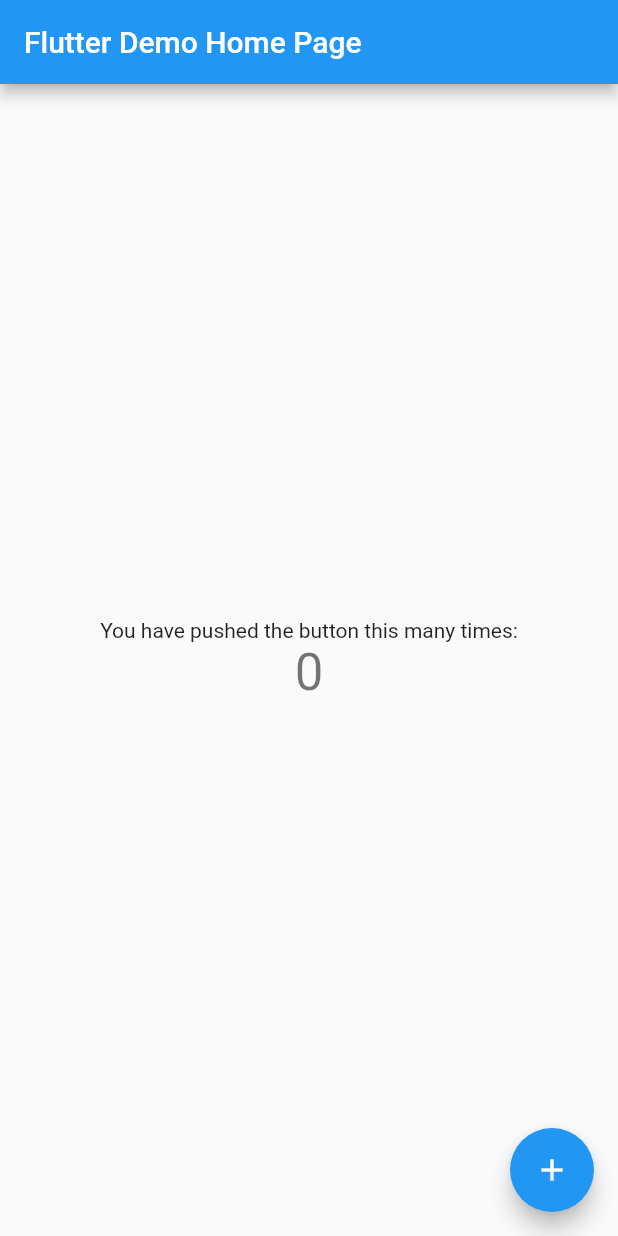
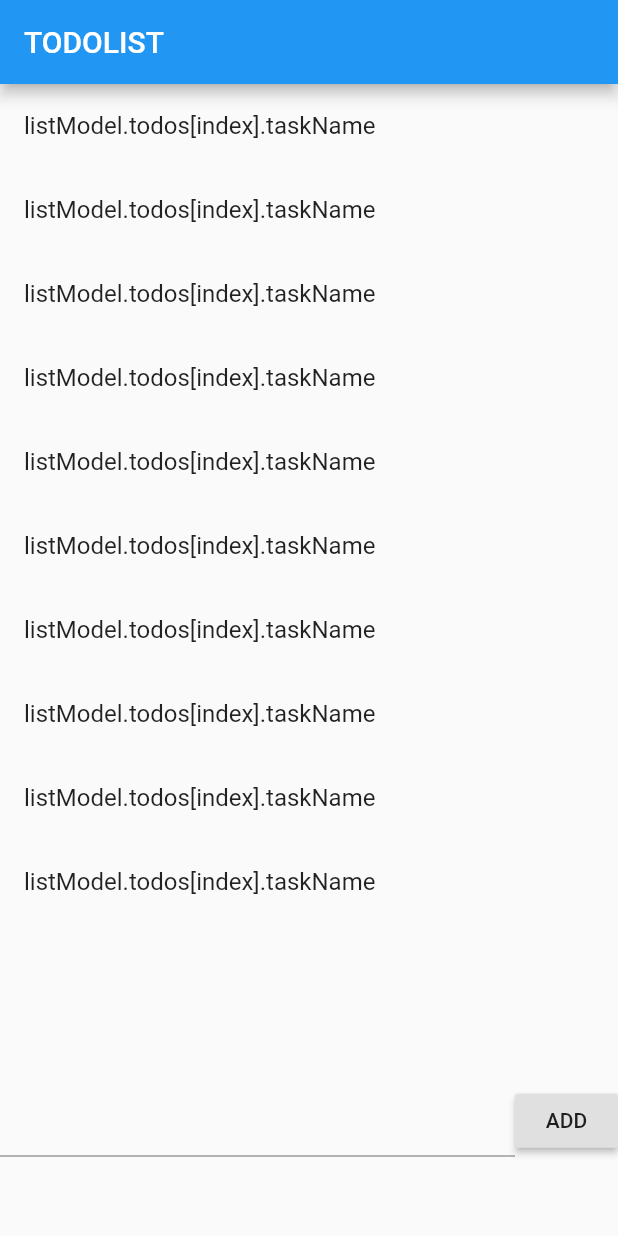
Before and after one commit to charlesarchibong/todo_list_contract, a Flutter app: the screen it shows after launch, on a phone screen of 412 x 824 dp. Run offline on Flutter 3.47's test engine with Material 2 defaults, Android fonts, the phone set to English and light mode, and no system bars.

Commit message:
setup tuffle and designed a simple flutter app to teest contract

```diff
--- a/lib/main.dart
+++ b/lib/main.dart
@@ -1,4 +1,5 @@
 import 'package:flutter/material.dart';
+import 'package:todolist/todo_list.dart';
 
 void main() {
   runApp(const MyApp());
@@ -7,109 +8,11 @@ void main() {
 class MyApp extends StatelessWidget {
   const MyApp({Key? key}) : super(key: key);
 
-  // This widget is the root of your application.
   @override
   Widget build(BuildContext context) {
     return MaterialApp(
       title: 'Flutter Demo',
-      theme: ThemeData(
-        // This is the theme of your application.
-        //
-        // Try running your application with "flutter run". You'll see the
-        // application has a blue toolbar. Then, without quitting the app, try
-        // changing the primarySwatch below to Colors.green and then invoke
-        // "hot reload" (press "r" in the console where you ran "flutter run",
-        // or simply save your changes to "hot reload" in a Flutter IDE).
-        // Notice that the counter didn't reset back to zero; the application
-        // is not restarted.
-        primarySwatch: Colors.blue,
-      ),
-      home: const MyHomePage(title: 'Flutter Demo Home Page'),
+      home: TodoList(),
     );
   }
 }
-
-class MyHomePage extends StatefulWidget {
-  const MyHomePage({Key? key, required this.title}) : super(key: key);
-
-  // This widget is the home page of your application. It is stateful, meaning
-  // that it has a State object (defined below) that contains fields that affect
-  // how it looks.
-
-  // This class is the configuration for the state. It holds the values (in this
-  // case the title) provided by the parent (in this case the App widget) and
-  // used by the build method of the State. Fields in a Widget subclass are
-  // always marked "final".
-
-  final String title;
-
-  @override
-  State<MyHomePage> createState() => _MyHomePageState();
-}
-
-class _MyHomePageState extends State<MyHomePage> {
-  int _counter = 0;
-
-  void _incrementCounter() {
-    setState(() {
-      // This call to setState tells the Flutter framework that something has
-      // changed in this State, which causes it to rerun the build method below
-      // so that the display can reflect the updated values. If we changed
-      // _counter without calling setState(), then the build method would not be
-      // called again, and so nothing would appear to happen.
-      _counter++;
-    });
-  }
-
-  @override
-  Widget build(BuildContext context) {
-    // This method is rerun every time setState is called, for instance as done
-    // by the _incrementCounter method above.
-    //
-    // The Flutter framework has been optimized to make rerunning build methods
-    // fast, so that you can just rebuild anything that needs updating rather
-    // than having to individually change instances of widgets.
-    return Scaffold(
-      appBar: AppBar(
-        // Here we take the value from the MyHomePage object that was created by
-        // the App.build method, and use it to set our appbar title.
-        title: Text(widget.title),
-      ),
-      body: Center(
-        // Center is a layout widget. It takes a single child and positions it
-        // in the middle of the parent.
-        child: Column(
-          // Column is also a layout widget. It takes a list of children and
-          // arranges them vertically. By default, it sizes itself to fit its
-          // children horizontally, and tries to be as tall as its parent.
-          //
-          // Invoke "debug painting" (press "p" in the console, choose the
-          // "Toggle Debug Paint" action from the Flutter Inspector in Android
-          // Studio, or the "Toggle Debug Paint" command in Visual Studio Code)
-          // to see the wireframe for each widget.
-          //
-          // Column has various properties to control how it sizes itself and
-          // how it positions its children. Here we use mainAxisAlignment to
-          // center the children vertically; the main axis here is the vertical
-          // axis because Columns are vertical (the cross axis would be
-          // horizontal).
-          mainAxisAlignment: MainAxisAlignment.center,
-          children: <Widget>[
-            const Text(
-              'You have pushed the button this many times:',
-            ),
-            Text(
-              '$_counter',
-              style: Theme.of(context).textTheme.headline4,
-            ),
-          ],
-        ),
-      ),
-      floatingActionButton: FloatingActionButton(
-        onPressed: _incrementCounter,
-        tooltip: 'Increment',
-        child: const Icon(Icons.add),
-      ), // This trailing comma makes auto-formatting nicer for build methods.
-    );
-  }
-}
--- /dev/null
+++ b/lib/todo_list.dart
@@ -0,0 +1,55 @@
+import 'package:flutter/material.dart';
+
+class TodoList extends StatelessWidget {
+  TodoList({Key? key}) : super(key: key);
+
+  final TextEditingController t1 = TextEditingController();
+
+  @override
+  Widget build(BuildContext context) {
+    // var listModel = Provider.of<TodoListModel>(context);
+    return Scaffold(
+      appBar: AppBar(
+        title: const Text("TODOLIST"),
+      ),
+      body: Column(
+        children: [
+          Expanded(
+            flex: 4,
+            child: ListView.builder(
+              itemCount: 10,
+              itemBuilder: (context, index) => const ListTile(
+                title: Text('listModel.todos[index].taskName'),
+              ),
+              // itemCount: listModel.taskCount,
+              // itemBuilder: (context, index) => ListTile(
+              //   title: Text(listModel.todos[index].taskName),
+              // ),
+            ),
+          ),
+          Expanded(
+              flex: 1,
+              child: Row(
+                children: [
+                  Expanded(
+                    child: TextField(
+                      controller: t1,
+                    ),
+                    flex: 5,
+                  ),
+                  Expanded(
+                      flex: 1,
+                      child: RaisedButton(
+                        onPressed: () {
+                          // listModel.addTask(t1.text);
+                          // t1.clear();
+                        },
+                        child: const Text("ADD"),
+                      ))
+                ],
+              )),
+        ],
+      ),
+    );
+  }
+}
```
Also changed, not shown: pubspec.yaml (+6 -17 lines), pubspec.lock, 5 other files.
